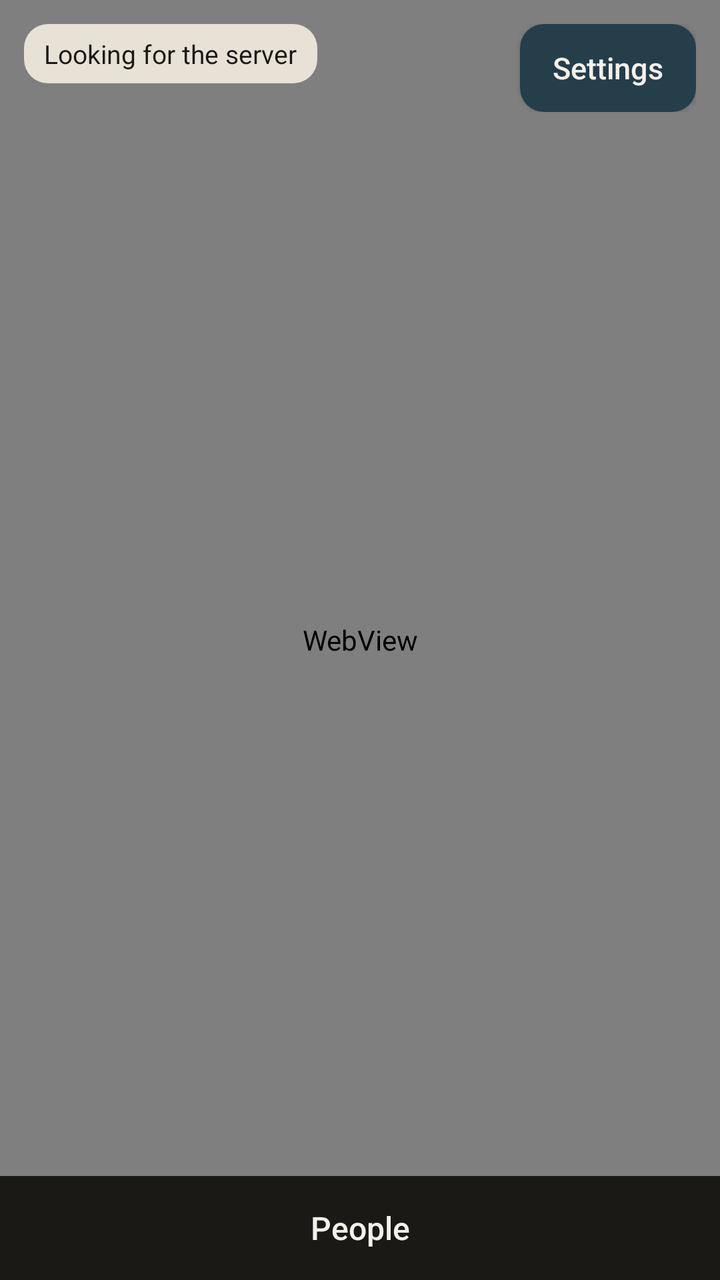
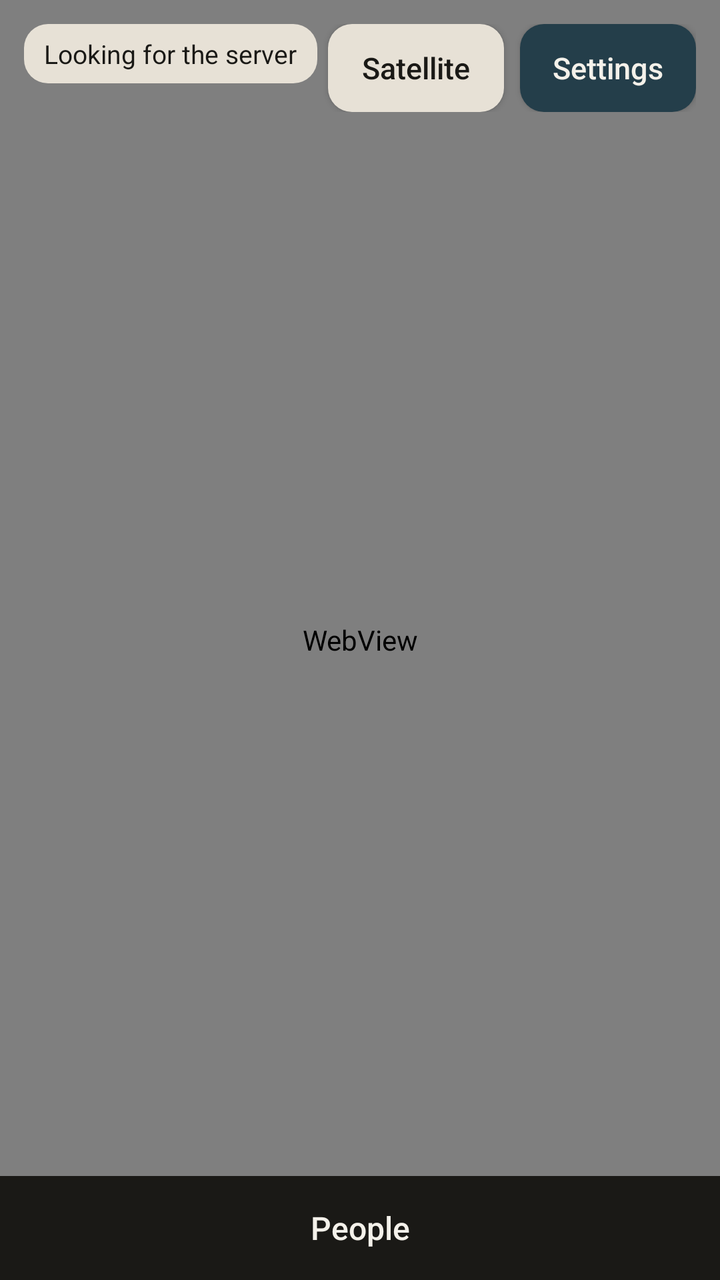

The first picture is an Android layout as it rendered before a commit; the second is the same layout after the commit. The layout source and the unified diff follow.
<!-- AndroidManifest.xml: application theme android:Theme.Material.Light.NoActionBar -->
<!-- res/layout/activity_map.xml -->
<?xml version="1.0" encoding="utf-8"?>
<FrameLayout xmlns:android="http://schemas.android.com/apk/res/android"
    android:layout_width="match_parent"
    android:layout_height="match_parent"
    android:background="#E7E2D6">

    <WebView
        android:id="@+id/map"
        android:layout_width="match_parent"
        android:layout_height="match_parent" />

    <LinearLayout
        android:layout_width="match_parent"
        android:layout_height="wrap_content"
        android:gravity="end"
        android:orientation="horizontal"
        android:padding="12dp">

        <Button
            android:id="@+id/settingsButton"
            android:layout_width="wrap_content"
            android:layout_height="44dp"
            android:background="@drawable/btn_primary"
            android:paddingLeft="16dp"
            android:paddingRight="16dp"
            android:text="Settings"
            android:textAllCaps="false"
            android:textColor="#F4F1EA"
            android:textSize="15sp" />
    </LinearLayout>

    <TextView
        android:id="@+id/statusText"
        android:layout_width="wrap_content"
        android:layout_height="wrap_content"
        android:layout_gravity="top|start"
        android:layout_margin="12dp"
        android:background="@drawable/status_bg"
        android:paddingLeft="10dp"
        android:paddingTop="6dp"
        android:paddingRight="10dp"
        android:paddingBottom="6dp"
        android:text="Looking for the server"
        android:textColor="#1A1916"
        android:textSize="13sp" />

    <LinearLayout
        android:layout_width="match_parent"
        android:layout_height="wrap_content"
        android:layout_gravity="bottom"
        android:orientation="vertical">

        <LinearLayout
            android:id="@+id/sheet"
            android:layout_width="match_parent"
            android:layout_height="wrap_content"
            android:background="#F7F4EE"
            android:orientation="vertical"
            android:paddingLeft="12dp"
            android:paddingTop="8dp"
            android:paddingRight="12dp"
            android:visibility="gone">

            <TextView
                android:layout_width="match_parent"
                android:layout_height="wrap_content"
                android:paddingBottom="6dp"
                android:text="People in your group"
                android:textColor="#1A1916"
                android:textSize="16sp"
                android:textStyle="bold" />

            <ScrollView
                android:layout_width="match_parent"
                android:layout_height="280dp">

                <LinearLayout
                    android:id="@+id/peopleList"
                    android:layout_width="match_parent"
                    android:layout_height="wrap_content"
                    android:orientation="vertical" />
            </ScrollView>
        </LinearLayout>

        <Button
            android:id="@+id/peopleTab"
            android:layout_width="match_parent"
            android:layout_height="52dp"
            android:background="#1A1916"
            android:text="People"
            android:textAllCaps="false"
            android:textColor="#F4F1EA"
            android:textSize="16sp" />
    </LinearLayout>
</FrameLayout>
<!-- resources referenced by this layout -->
<resources>
  <!-- drawable btn_primary (drawable) -->
  <?xml version="1.0" encoding="utf-8"?>
  <shape xmlns:android="http://schemas.android.com/apk/res/android" android:shape="rectangle">
      <solid android:color="#243E4A" />
      <corners android:radius="12dp" />
  </shape>
  <!-- drawable status_bg (drawable) -->
  <?xml version="1.0" encoding="utf-8"?>
  <shape xmlns:android="http://schemas.android.com/apk/res/android" android:shape="rectangle">
      <solid android:color="#E7E1D6" />
      <corners android:radius="12dp" />
  </shape>
</resources>

<!-- the commit's change to res/layout/activity_map.xml (unified diff, before → after) -->
@@ -15,6 +15,19 @@
         android:gravity="end"
         android:orientation="horizontal"
         android:padding="12dp">
+
+        <Button
+            android:id="@+id/satelliteButton"
+            android:layout_width="wrap_content"
+            android:layout_height="44dp"
+            android:layout_marginRight="8dp"
+            android:background="@drawable/btn_secondary"
+            android:paddingLeft="16dp"
+            android:paddingRight="16dp"
+            android:text="Satellite"
+            android:textAllCaps="false"
+            android:textColor="#1A1916"
+            android:textSize="15sp" />
 
         <Button
             android:id="@+id/settingsButton"
<!-- resource entries referenced after the edit -->
@@ -4,6 +4,12 @@
   <?xml version="1.0" encoding="utf-8"?>
   <shape xmlns:android="http://schemas.android.com/apk/res/android" android:shape="rectangle">
       <solid android:color="#243E4A" />
+      <corners android:radius="12dp" />
+  </shape>
+  <!-- drawable btn_secondary (drawable) -->
+  <?xml version="1.0" encoding="utf-8"?>
+  <shape xmlns:android="http://schemas.android.com/apk/res/android" android:shape="rectangle">
+      <solid android:color="#E7E1D6" />
       <corners android:radius="12dp" />
   </shape>
   <!-- drawable status_bg (drawable) -->
